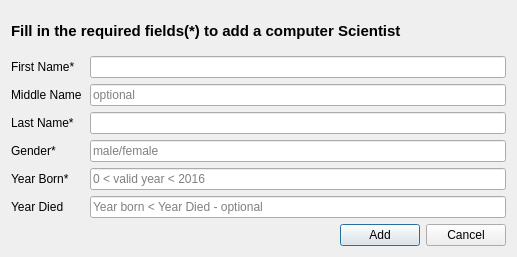
This is Skil 3/UI/add_scientist.ui in SenpaiPlz/0011Week as Qt 5 draws it before an edit. The edited form follows.
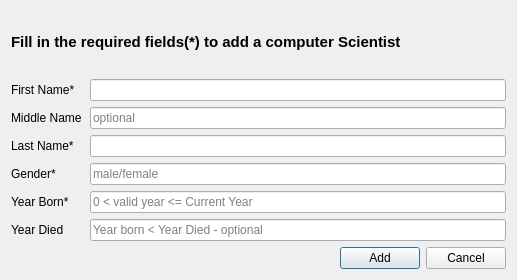
This is the edited form. Icons and pictures are not drawn.

Diff of the .ui file:
```diff
--- a/Skil 3/UI/add_scientist.ui
+++ b/Skil 3/UI/add_scientist.ui
@@ -7,7 +7,7 @@
     <x>0</x>
     <y>0</y>
     <width>517</width>
-    <height>257</height>
+    <height>280</height>
    </rect>
   </property>
   <property name="font">
@@ -81,7 +81,7 @@
      <item row="5" column="1">
       <widget class="QLineEdit" name="YearBorn">
        <property name="placeholderText">
-        <string>0 &lt; valid year &lt; 2016</string>
+        <string>0 &lt; valid year &lt;= Current Year</string>
        </property>
       </widget>
      </item>
```
